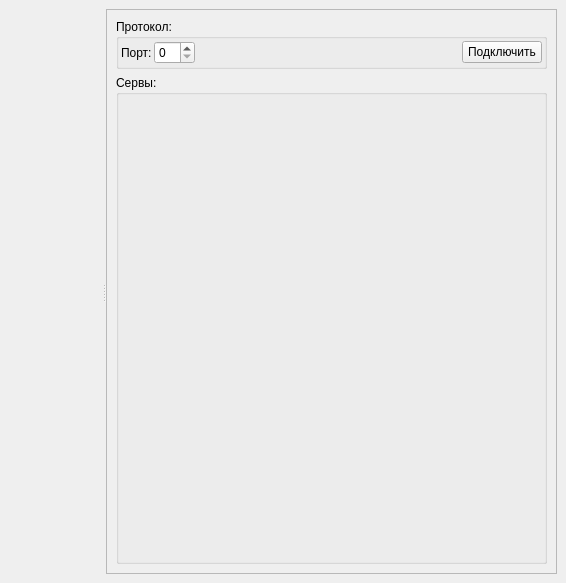
Qt form configurator.ui (AlexLexx706/RobotHand) before a commit.
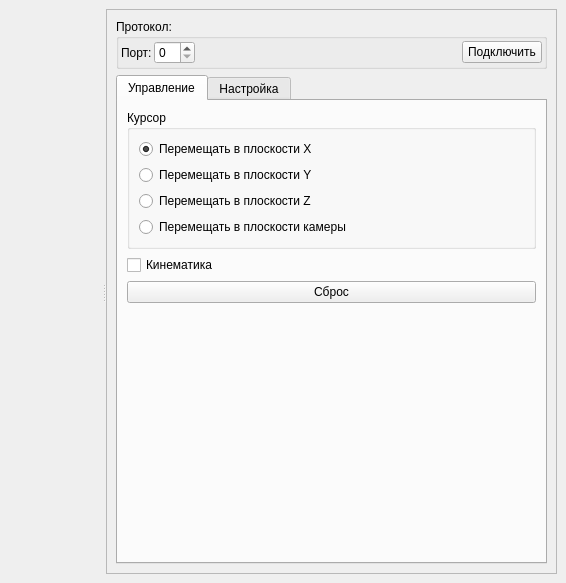
The same form after that commit. Custom widgets are drawn as their Qt base class.

Patch:
```diff
--- a/configurator.ui
+++ b/configurator.ui
@@ -75,16 +75,104 @@
          </widget>
         </item>
         <item>
-         <widget class="ServosSettings" name="groupBox_settings">
-          <property name="sizePolicy">
-           <sizepolicy hsizetype="Preferred" vsizetype="Expanding">
-            <horstretch>0</horstretch>
-            <verstretch>0</verstretch>
-           </sizepolicy>
+         <widget class="QTabWidget" name="tabWidget">
+          <property name="currentIndex">
+           <number>0</number>
           </property>
-          <property name="title">
-           <string>Сервы:</string>
-          </property>
+          <widget class="QWidget" name="tab_2">
+           <attribute name="title">
+            <string>Управление</string>
+           </attribute>
+           <layout class="QVBoxLayout" name="verticalLayout_4">
+            <item>
+             <widget class="QGroupBox" name="groupBox_2">
+              <property name="title">
+               <string>Курсор</string>
+              </property>
+              <layout class="QGridLayout" name="gridLayout">
+               <item row="1" column="0">
+                <widget class="QRadioButton" name="radioButton_plain_y">
+                 <property name="text">
+                  <string>Перемещать в плоскости Y</string>
+                 </property>
+                </widget>
+               </item>
+               <item row="2" column="0">
+                <widget class="QRadioButton" name="radioButton_plain_z">
+                 <property name="text">
+                  <string>Перемещать в плоскости Z</string>
+                 </property>
+                </widget>
+               </item>
+               <item row="0" column="0">
+                <widget class="QRadioButton" name="radioButton_plain_x">
+                 <property name="text">
+                  <string>Перемещать в плоскости X</string>
+                 </property>
+                 <property name="checked">
+                  <bool>true</bool>
+                 </property>
+                </widget>
+               </item>
+               <item row="3" column="0">
+                <widget class="QRadioButton" name="radioButton_plain_camera">
+                 <property name="text">
+                  <string>Перемещать в плоскости камеры</string>
+                 </property>
+                </widget>
+               </item>
+              </layout>
+             </widget>
+            </item>
+            <item>
+             <widget class="QCheckBox" name="checkBox_kinematic">
+              <property name="text">
+               <string>Кинематика</string>
+              </property>
+             </widget>
+            </item>
+            <item>
+             <widget class="QPushButton" name="pushButton_reset_hand">
+              <property name="text">
+               <string>Сброс</string>
+              </property>
+             </widget>
+            </item>
+            <item>
+             <spacer name="verticalSpacer">
+              <property name="orientation">
+               <enum>Qt::Vertical</enum>
+              </property>
+              <property name="sizeHint" stdset="0">
+               <size>
+                <width>20</width>
+                <height>40</height>
+               </size>
+              </property>
+             </spacer>
+            </item>
+           </layout>
+          </widget>
+          <widget class="QWidget" name="tab">
+           <attribute name="title">
+            <string>Настройка</string>
+           </attribute>
+           <layout class="QVBoxLayout" name="verticalLayout_2">
+            <item>
+             <widget class="ServosSettings" name="groupBox_settings">
+              <property name="sizePolicy">
+               <sizepolicy hsizetype="Preferred" vsizetype="Expanding">
+                <horstretch>0</horstretch>
+                <verstretch>0</verstretch>
+               </sizepolicy>
+              </property>
+              <property name="title">
+               <string>Сервы:</string>
+              </property>
+             </widget>
+            </item>
+           </layout>
+          </widget>
          </widget>
         </item>
        </layout>
```
